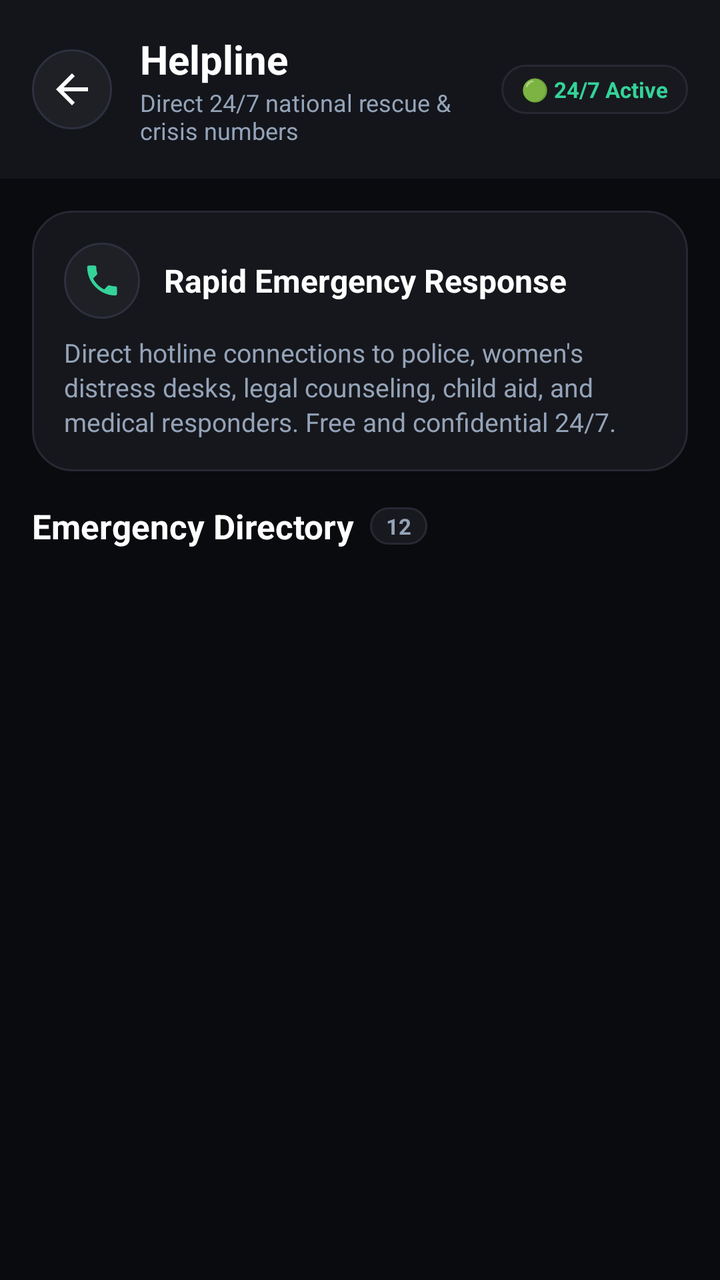
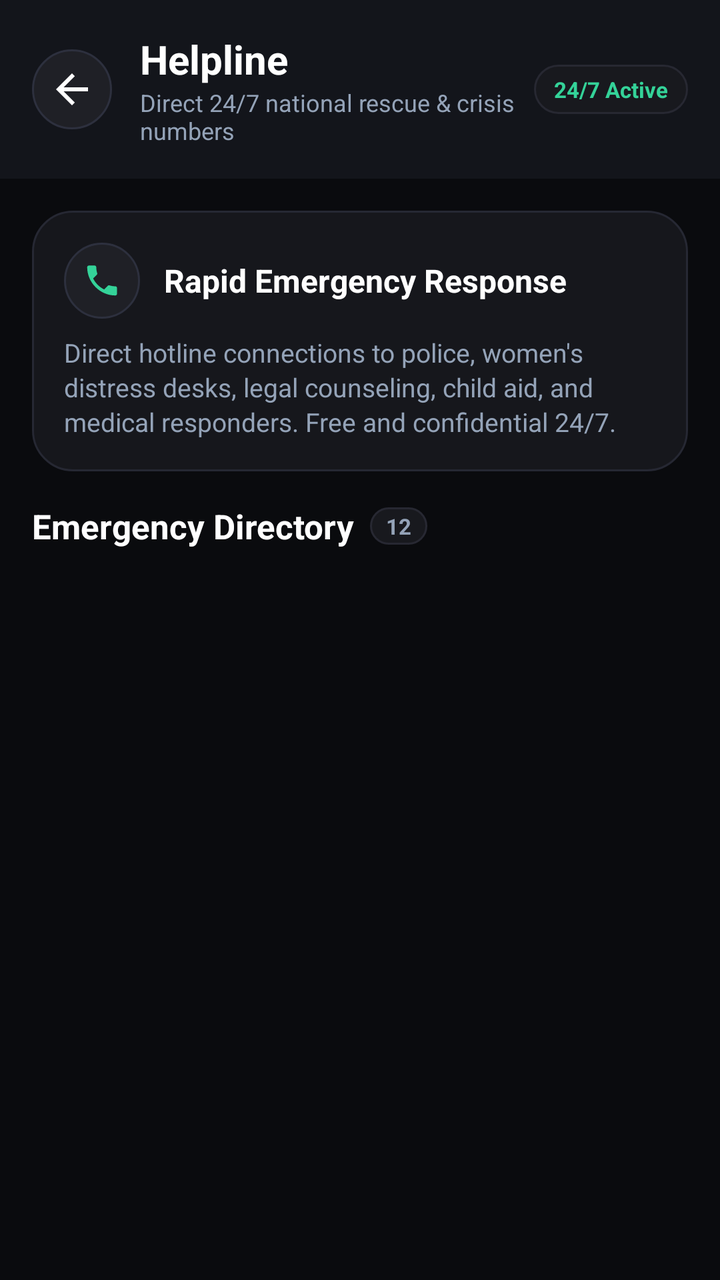

Two renders of the same Android screen: before a commit and after it. Below are the layout's source before the change and the commit's diff.
<!-- AndroidManifest.xml: application theme Theme.SheGuard -->
<!-- res/layout/fragment_helpline.xml -->
<?xml version="1.0" encoding="utf-8"?>
<androidx.coordinatorlayout.widget.CoordinatorLayout xmlns:android="http://schemas.android.com/apk/res/android"
    xmlns:app="http://schemas.android.com/apk/res-auto"
    xmlns:tools="http://schemas.android.com/tools"
    android:id="@+id/layout_helpline_root"
    android:layout_width="match_parent"
    android:layout_height="match_parent"
    android:background="#0A0B0E"
    android:fitsSystemWindows="true"
    tools:context=".ui.fragment.HelplineFragment">

    
    <com.google.android.material.appbar.AppBarLayout
        android:id="@+id/appBarLayout"
        android:layout_width="match_parent"
        android:layout_height="wrap_content"
        android:background="#13151B"
        app:elevation="0dp">

        <LinearLayout
            android:layout_width="match_parent"
            android:layout_height="wrap_content"
            android:orientation="horizontal"
            android:gravity="center_vertical"
            android:paddingStart="16dp"
            android:paddingEnd="16dp"
            android:paddingTop="16dp"
            android:paddingBottom="16dp">

            <ImageButton
                android:id="@+id/btn_back"
                android:layout_width="40dp"
                android:layout_height="40dp"
                android:background="@drawable/bg_circle_info"
                android:src="@drawable/ic_arrow_back"
                app:tint="#FFFFFF"
                android:contentDescription="Back" />

            <LinearLayout
                android:layout_width="0dp"
                android:layout_height="wrap_content"
                android:layout_weight="1"
                android:layout_marginStart="14dp"
                android:orientation="vertical">

                <TextView
                    android:id="@+id/tv_title"
                    android:layout_width="wrap_content"
                    android:layout_height="wrap_content"
                    android:text="@string/activity_helpline_title"
                    android:textColor="#FFFFFF"
                    android:textSize="20sp"
                    android:textStyle="bold" />

                <TextView
                    android:id="@+id/tv_subtitle"
                    android:layout_width="wrap_content"
                    android:layout_height="wrap_content"
                    android:text="Direct 24/7 national rescue &amp; crisis numbers"
                    android:textColor="#94A3B8"
                    android:textSize="12sp" />
            </LinearLayout>

            <TextView
                android:layout_width="wrap_content"
                android:layout_height="wrap_content"
                android:background="@drawable/bg_monogram_badge"
                android:paddingStart="10dp"
                android:paddingEnd="10dp"
                android:paddingTop="5dp"
                android:paddingBottom="5dp"
                android:text="🟢 24/7 Active"
                android:textColor="#34D399"
                android:textSize="11sp"
                android:textStyle="bold" />
        </LinearLayout>
    </com.google.android.material.appbar.AppBarLayout>

    <androidx.core.widget.NestedScrollView
        android:layout_width="match_parent"
        android:layout_height="match_parent"
        android:fillViewport="true"
        android:overScrollMode="never"
        app:layout_behavior="@string/appbar_scrolling_view_behavior">

        <LinearLayout
            android:layout_width="match_parent"
            android:layout_height="wrap_content"
            android:orientation="vertical">

            
            <LinearLayout
                android:layout_width="match_parent"
                android:layout_height="wrap_content"
                android:background="@drawable/bg_card_safety_dark"
                android:padding="16dp"
                android:orientation="vertical"
                android:layout_marginStart="16dp"
                android:layout_marginEnd="16dp"
                android:layout_marginTop="16dp"
                android:layout_marginBottom="16dp">

                <LinearLayout
                    android:layout_width="wrap_content"
                    android:layout_height="wrap_content"
                    android:orientation="horizontal"
                    android:gravity="center_vertical">

                    <FrameLayout
                        android:layout_width="38dp"
                        android:layout_height="38dp"
                        android:background="@drawable/bg_circle_info">

                        <ImageView
                            android:layout_width="20dp"
                            android:layout_height="20dp"
                            android:layout_gravity="center"
                            android:src="@drawable/ic_call"
                            app:tint="#34D399"
                            android:contentDescription="Helpline Call" />
                    </FrameLayout>

                    <TextView
                        android:layout_width="wrap_content"
                        android:layout_height="wrap_content"
                        android:layout_marginStart="12dp"
                        android:text="Rapid Emergency Response"
                        android:textColor="#FFFFFF"
                        android:textSize="16sp"
                        android:textStyle="bold" />
                </LinearLayout>

                <TextView
                    android:layout_width="wrap_content"
                    android:layout_height="wrap_content"
                    android:layout_marginTop="8dp"
                    android:text="Direct hotline connections to police, women's distress desks, legal counseling, child aid, and medical responders. Free and confidential 24/7."
                    android:textColor="#94A3B8"
                    android:textSize="13sp"
                    android:lineSpacingExtra="2dp" />
            </LinearLayout>

            
            <LinearLayout
                android:layout_width="match_parent"
                android:layout_height="wrap_content"
                android:orientation="horizontal"
                android:gravity="center_vertical"
                android:layout_marginStart="16dp"
                android:layout_marginEnd="16dp"
                android:layout_marginBottom="12dp">

                <TextView
                    android:layout_width="wrap_content"
                    android:layout_height="wrap_content"
                    android:text="Emergency Directory"
                    android:textColor="#FFFFFF"
                    android:textSize="17sp"
                    android:textStyle="bold" />

                <TextView
                    android:id="@+id/tv_helpline_count"
                    android:layout_width="wrap_content"
                    android:layout_height="wrap_content"
                    android:layout_marginStart="8dp"
                    android:background="@drawable/bg_monogram_badge"
                    android:paddingStart="8dp"
                    android:paddingEnd="8dp"
                    android:paddingTop="2dp"
                    android:paddingBottom="2dp"
                    android:text="12"
                    android:textColor="#94A3B8"
                    android:textSize="11sp"
                    android:textStyle="bold" />
            </LinearLayout>

            
            <androidx.recyclerview.widget.RecyclerView
                android:id="@+id/recyclerView"
                android:layout_width="match_parent"
                android:layout_height="wrap_content"
                android:nestedScrollingEnabled="false"
                android:clipToPadding="false"
                android:paddingBottom="36dp" />

        </LinearLayout>
    </androidx.core.widget.NestedScrollView>

</androidx.coordinatorlayout.widget.CoordinatorLayout>
<!-- resources referenced by this layout -->
<resources>
  <!-- drawable bg_card_safety_dark (drawable) -->
  <?xml version="1.0" encoding="utf-8"?>
  <shape xmlns:android="http://schemas.android.com/apk/res/android"
      android:shape="rectangle">
      <solid android:color="#16171C" />
      <corners android:radius="20dp" />
      <stroke
          android:width="1dp"
          android:color="#262833" />
  </shape>
  <!-- drawable bg_circle_info (drawable) -->
  <?xml version="1.0" encoding="utf-8"?>
  <shape xmlns:android="http://schemas.android.com/apk/res/android"
      android:shape="oval">
      <solid android:color="#1F2026" />
      <size
          android:width="40dp"
          android:height="40dp" />
      <stroke
          android:width="1dp"
          android:color="#2D303E" />
  </shape>
  <!-- drawable bg_monogram_badge (drawable) -->
  <?xml version="1.0" encoding="utf-8"?>
  <shape xmlns:android="http://schemas.android.com/apk/res/android"
      android:shape="rectangle">
      <solid android:color="#18191E" />
      <corners android:radius="18dp" />
      <stroke
          android:width="1dp"
          android:color="#272832" />
  </shape>
  <!-- drawable ic_arrow_back (drawable) -->
  <vector xmlns:android="http://schemas.android.com/apk/res/android"
      android:width="24dp"
      android:height="24dp"
      android:autoMirrored="true"
      android:tint="#FFFFFF"
      android:viewportWidth="24"
      android:viewportHeight="24">
      <path
          android:fillColor="@android:color/white"
          android:pathData="M20,11H7.83l5.59,-5.59L12,4l-8,8 8,8 1.41,-1.41L7.83,13H20v-2z" />
  </vector>
  <!-- drawable ic_call (drawable) -->
  <vector xmlns:android="http://schemas.android.com/apk/res/android"
      android:width="24dp"
      android:height="24dp"
      android:viewportWidth="24"
      android:viewportHeight="24"
      android:tint="?attr/colorControlNormal">
      <path
          android:fillColor="@android:color/white"
          android:pathData="M20.01,15.38c-1.23,0 -2.42,-0.2 -3.53,-0.56c-0.35,-0.12 -0.74,-0.03 -1.02,0.24l-2.2,2.2c-2.83,-1.44 -5.15,-3.75 -6.59,-6.58l2.2,-2.21c0.28,-0.27 0.36,-0.66 0.25,-1.01C8.76,6.35 8.56,5.16 8.56,3.93c0,-0.55 -0.45,-1 -1,-1H4.11c-0.55,0 -1,0.45 -1,1C3.11,13.14 10.86,20.89 20.01,20.89c0.55,0 1,-0.45 1,-1v-3.51C21.01,15.83 20.56,15.38 20.01,15.38z" />
  </vector>
  <string name="activity_helpline_title">Helpline</string>
  <style name="Theme.SheGuard" parent="Base.Theme.SheGuard" />
  <color name="accent_pink">#FF2E93</color>
  <color name="colorPrimaryDark">#D81173</color>
  <color name="colorPinkSubtle">#26FF2E93</color>
  <color name="surface_background">#F8FAFC</color>
  <color name="surface_card">#FFFFFF</color>
  <color name="textColorPrimary">#0F172A</color>
  <color name="color_surface_variant">#F1F5F9</color>
  <color name="textColorSecondary">#64748B</color>
  <style name="Widget.SheGuard.RadioButton.Pink" parent="Widget.MaterialComponents.CompoundButton.RadioButton">
          <item name="materialThemeOverlay">@style/ThemeOverlay.SheGuard.RadioButton.Pink</item>
      </style>
  <style name="Widget.SheGuard.Switch.Pink" parent="Widget.Material3.CompoundButton.MaterialSwitch">
          <item name="thumbTint">@color/accent_pink</item>
      </style>
  <style name="Widget.SheGuard.Checkbox.Pink" parent="Widget.Material3.CompoundButton.CheckBox">
          <item name="buttonTint">@color/accent_pink</item>
      </style>
  <style name="ThemeOverlay.SheGuard.RadioButton.Pink" parent="">
          <item name="colorOnSurface">@color/accent_pink</item>
          <item name="colorSecondary">@color/accent_pink</item>
      </style>
  <!-- unchanged entries left out for length: 1 -->
</resources>

<!-- the commit's change to res/layout/fragment_helpline.xml (unified diff, before → after) -->
@@ -69,7 +69,7 @@
                 android:paddingEnd="10dp"
                 android:paddingTop="5dp"
                 android:paddingBottom="5dp"
-                android:text="🟢 24/7 Active"
+                android:text="24/7 Active"
                 android:textColor="#34D399"
                 android:textSize="11sp"
                 android:textStyle="bold" />
